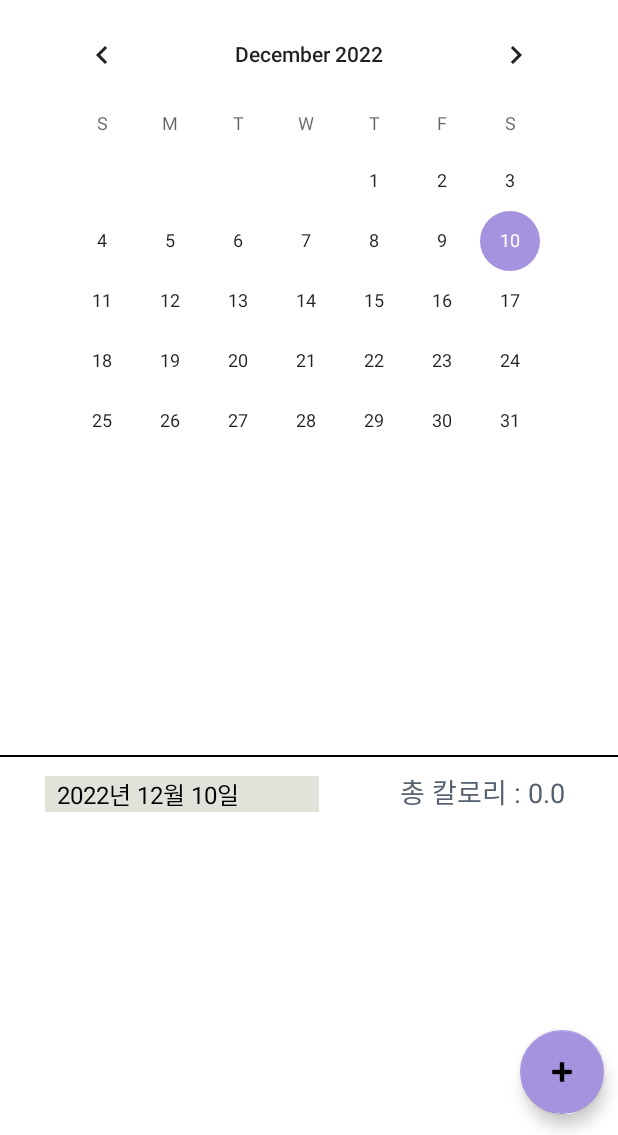
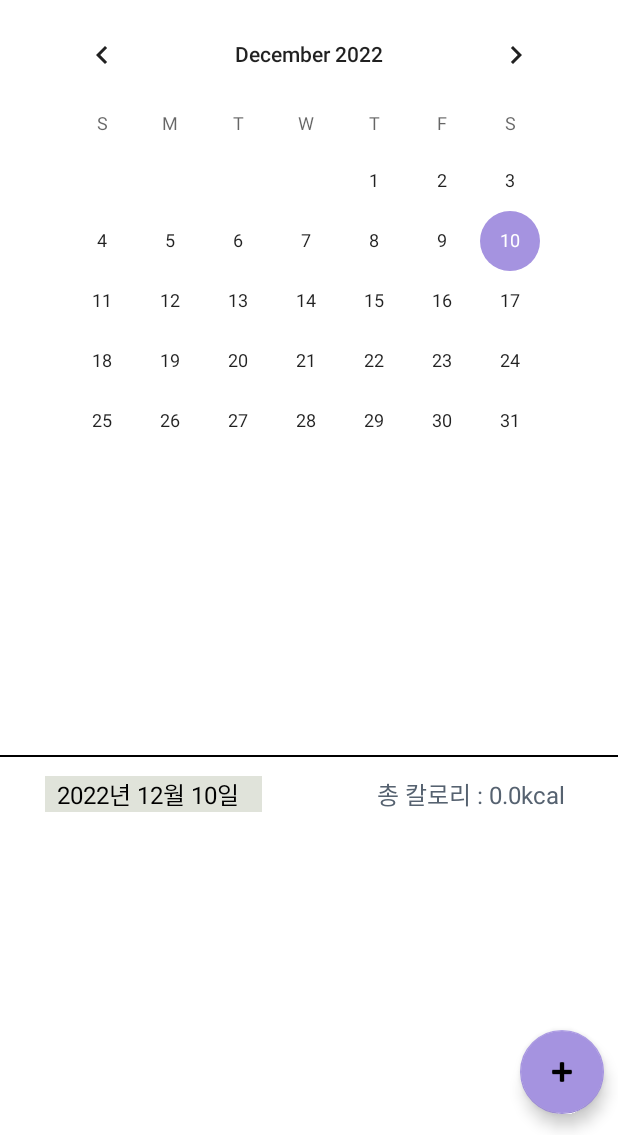
Before and after one commit to diet-app/diet-app, an Android app: the screen it shows after launch (MainActivity), on a phone screen of 412 x 824 dp, the part 101-1236 px from its top. Run offline under Robolectric (Android 15) with nearby library versions, the phone set to English and light mode, and no system bars; our stand-ins replace Room's generated code.

Commit message:
총 칼로리 계산 UI수정

```diff
--- a/app/src/main/java/com/sggyu/diet_app/EnterDiet2.java
+++ b/app/src/main/java/com/sggyu/diet_app/EnterDiet2.java
@@ -132,8 +132,6 @@ public class EnterDiet2 extends AppCompatActivity implements OnMapReadyCallback{
                 instream.close();   // 스트림 닫아주기
                 saveBitmapToJpeg(imgBitmap);
                 Log.d("Uri: ", getCacheDir() + "/" + uri.getEncodedPath());
-
-                uri = null;
             } catch (IOException e) {
                 e.printStackTrace();
             }
--- a/app/src/main/java/com/sggyu/diet_app/MainActivity.java
+++ b/app/src/main/java/com/sggyu/diet_app/MainActivity.java
@@ -111,7 +111,9 @@ public class MainActivity extends Activity {
             totalKcal += Double.parseDouble(curFood.kcal)*curDiet.num;
         }
 
-        totalKcalTextView.setText("총 칼로리 : " + totalKcal);
+        String total = String.format("%.1f",totalKcal);
+
+        totalKcalTextView.setText("총 칼로리 : " + total + "kcal");
 
 
         ArrayAdapter<String> adapter;
--- a/app/src/main/res/layout/activity_main.xml
+++ b/app/src/main/res/layout/activity_main.xml
@@ -78,7 +78,7 @@
         android:layout_alignParentBottom="true"
         android:layout_gravity="center"
         android:layout_marginStart="30dp"
-        android:layout_marginEnd="199dp"
+        android:layout_marginEnd="237dp"
         android:layout_marginBottom="215dp"
         android:background="@color/main_beige"
         android:text=""
@@ -101,7 +101,7 @@
         android:layout_alignParentBottom="true"
         android:layout_marginEnd="35dp"
         android:layout_marginBottom="215dp"
-        android:textSize="18sp"
+        android:textSize="16sp"
         android:textColor="@color/main_blue"
         android:text="@string/diet_total_cal" />
 
```
